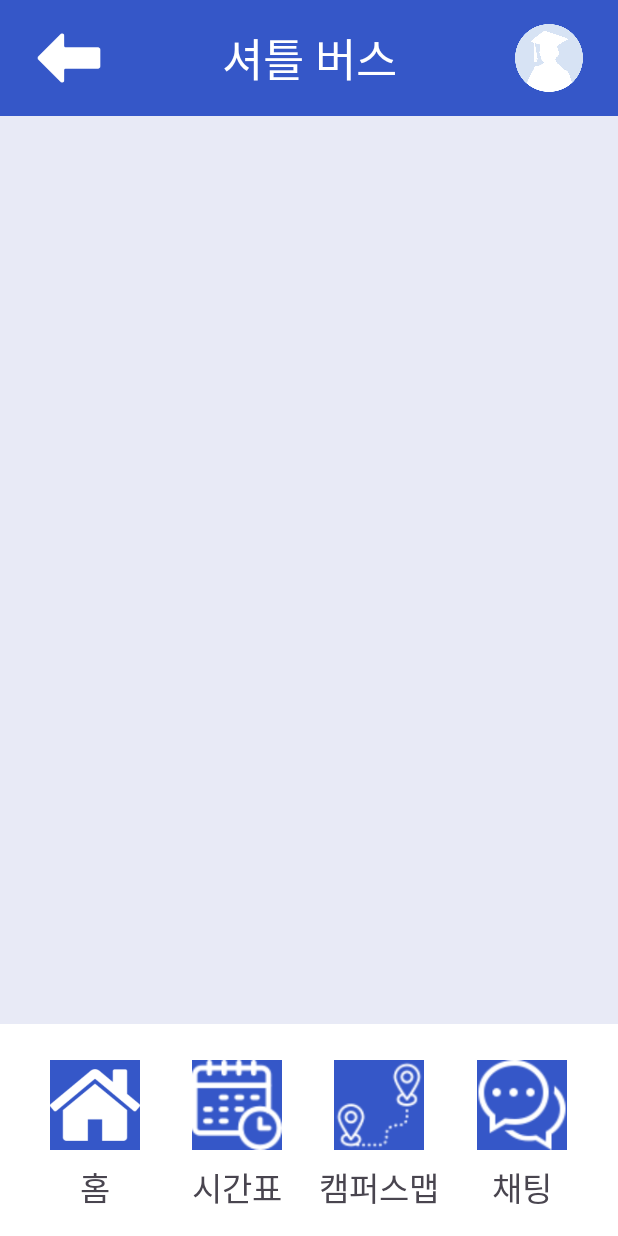
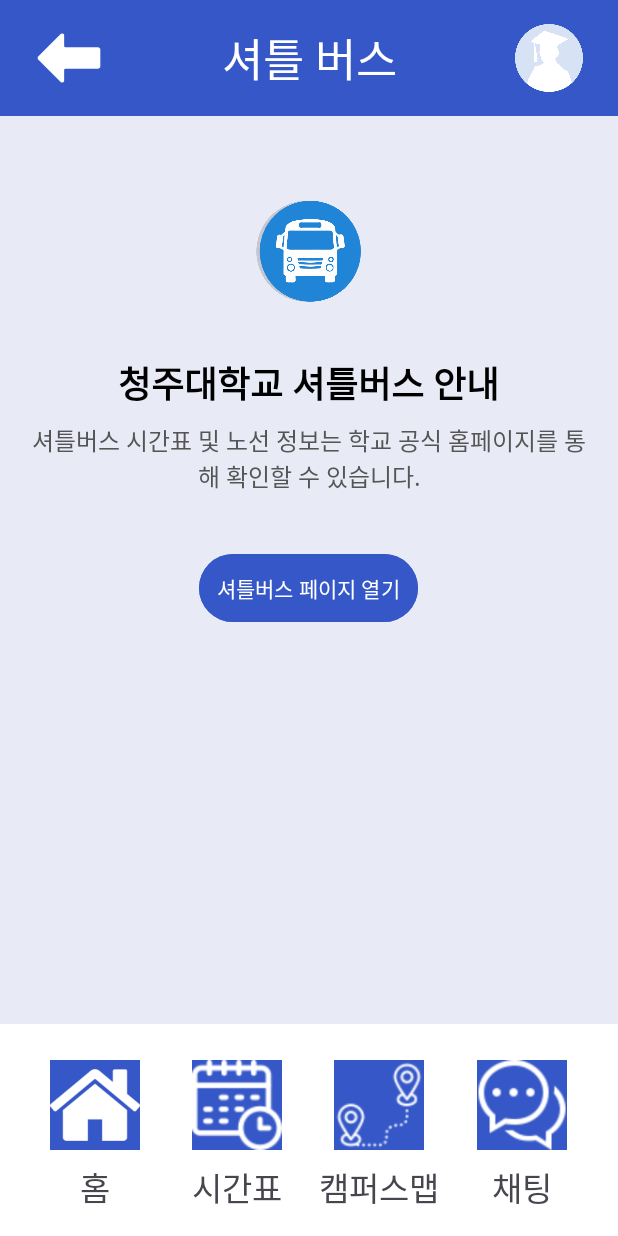
Before and after one commit to dustn011/Pj_OurSchool, an Android app: the ShuttleBus screen opened directly, with no data from a screen before it, on a phone screen of 412 x 824 dp. Run offline under Robolectric (Android 15) with nearby library versions, the phone set to English and light mode, and no system bars.

Commit message:
프로젝트 업데이트

```diff
--- a/app/src/main/AndroidManifest.xml
+++ b/app/src/main/AndroidManifest.xml
@@ -39,7 +39,7 @@
         <activity android:name=".Profile" android:label="Profile"/>
         <activity android:name=".SignupInfoActivity" />
         <activity android:name=".MainActivity" android:label="Main"/>
-
+        <activity android:name=".util.SignupActivity" android:label="sign"/>
 
 
     </application>
--- a/app/src/main/java/com/example/pj_ourschool/ShuttleBus.kt
+++ b/app/src/main/java/com/example/pj_ourschool/ShuttleBus.kt
@@ -1,6 +1,8 @@
 package com.example.pj_ourschool
 
 import android.content.Intent
+import android.net.Uri
+import android.widget.Button
 import android.os.Bundle
 import android.widget.ImageView
 import android.widget.Toast
@@ -17,6 +19,14 @@
         val chatImageView: ImageView = findViewById(R.id.chat)
         val homeImageView: ImageView = findViewById(R.id.home)
         val profileImageView: ImageView = findViewById(R.id.Profile)
+        val shuttleLinkButton: Button = findViewById(R.id.btn_shuttle_link)
+
+        // 웹사이트 링크 열기
+        shuttleLinkButton.setOnClickListener {
+            val url = "https://www.cju.ac.kr/www/contents.do?key=4474"
+            val intent = Intent(Intent.ACTION_VIEW, Uri.parse(url))
+            startActivity(intent)
+        }
 
         profileImageView.setOnClickListener {
             val intent = Intent(this, Profile::class.java)
--- a/app/src/main/res/layout/activity_shuttlebus.xml
+++ b/app/src/main/res/layout/activity_shuttlebus.xml
@@ -41,6 +41,61 @@
 
     <!-- 가운데 ui 만드는 곳 -->
 
+    <ScrollView
+        android:id="@+id/shuttle_content"
+        android:layout_width="match_parent"
+        android:layout_height="wrap_content"
+        android:layout_above="@id/bottom_menu"
+        android:layout_below="@id/header"
+        android:padding="20dp">
+
+        <LinearLayout
+            android:layout_width="match_parent"
+            android:layout_height="wrap_content"
+            android:orientation="vertical"
+            android:gravity="center_horizontal">
+
+            <ImageView
+                android:layout_width="100dp"
+                android:layout_height="100dp"
+                android:layout_marginTop="24dp"
+                android:layout_marginBottom="16dp"
+                android:src="@drawable/ic_bus"/>
+
+            <TextView
+                android:text="청주대학교 셔틀버스 안내"
+                android:layout_width="wrap_content"
+                android:layout_height="wrap_content"
+                android:textSize="24sp"
+                android:textStyle="bold"
+                android:textColor="#000000"
+                android:layout_marginBottom="8dp"/>
+
+            <TextView
+                android:text="셔틀버스 시간표 및 노선 정보는 학교 공식 홈페이지를 통해 확인할 수 있습니다."
+                android:layout_width="wrap_content"
+                android:layout_height="wrap_content"
+                android:textSize="16sp"
+                android:textColor="#555555"
+                android:gravity="center"
+                android:layout_marginBottom="24dp"/>
+
+            <Button
+                android:id="@+id/btn_shuttle_link"
+                android:layout_width="wrap_content"
+                android:layout_height="wrap_content"
+                android:text="셔틀버스 페이지 열기"
+                android:textAllCaps="false"
+                android:backgroundTint="#3557C8"
+                android:textColor="#FFFFFF"
+                android:paddingLeft="24dp"
+                android:paddingRight="24dp"
+                android:padding="12dp"
+                android:paddingBottom="12dp"
+                android:layout_marginTop="12dp"/>
+
+        </LinearLayout>
+    </ScrollView>
 
 
 
```
Also changed, not shown: app/src/main/res/drawable/ic_bus.png (added).
